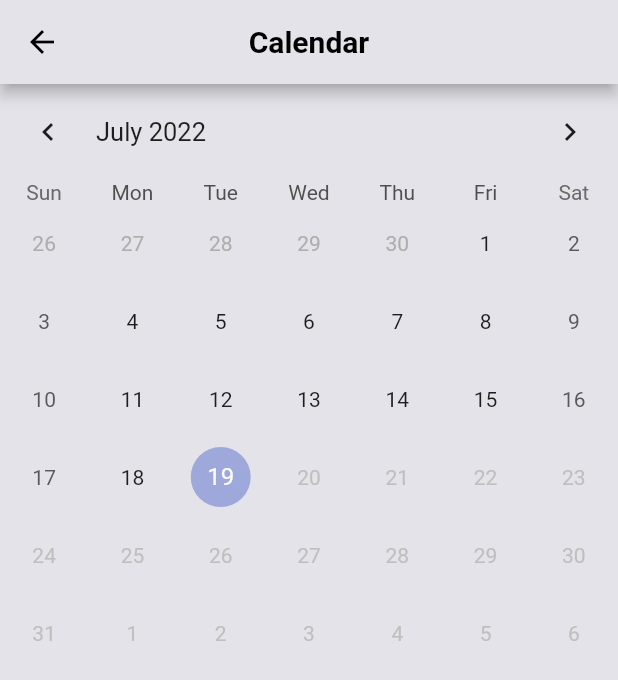
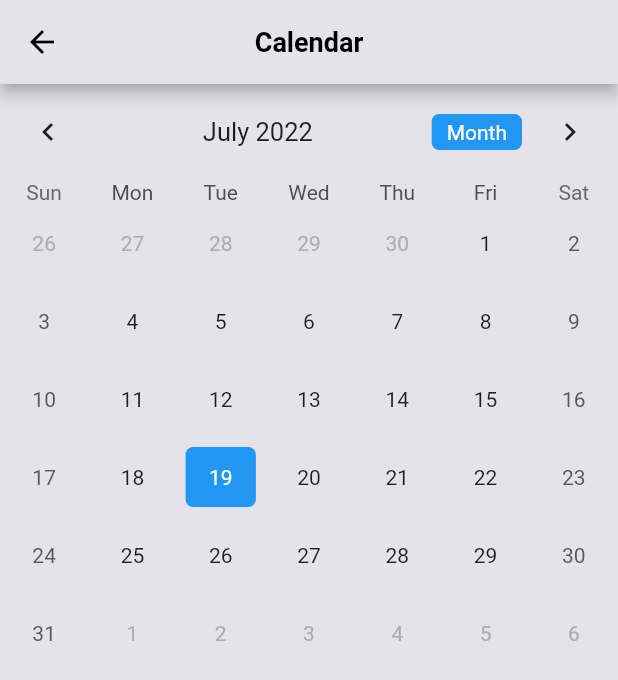
Before and after one commit to daadreyaa/rane-attendance-app, a Flutter app: the screen it shows after launch, after a tap on "Calendar", on a phone screen of 412 x 824 dp. Shown: the top 680 px of the screen. Run offline on Flutter 3.47's test engine with Material 2 defaults, Android fonts, the phone set to English and light mode, and no system bars; drawn by our look-alikes of table_calendar; our stand-ins replace auto_size_text, flutter_holo_date_picker, font_awesome_flutter, google_fonts, month_picker_dialog, percent_indicator and 1 more; missing offline and left inert: horizontal_center_date_picker; network calls fail.

Commit message:
calendar changes

```diff
--- /dev/null
+++ b/lib/components/events.dart
@@ -0,0 +1,7 @@
+import 'package:flutter/foundation.dart';
+class Event {
+  final String title;
+  Event({required this.title});
+
+  String toString() => this.title;
+}
--- a/lib/main.dart
+++ b/lib/main.dart
@@ -48,7 +48,7 @@ class MyApp extends StatelessWidget {
         DashBoardPage.id: (context) => const DashBoardPage(),
         ProfilePage.id: (context) => const ProfilePage(),
         OnDuty.id: (context) => const OnDuty(),
-        CalendarScreen.id: (context) => const CalendarScreen(),
+        Calendar.id: (context) =>  Calendar(),
         StatusScreen.id: (context) => const StatusScreen(),
       },
     );
--- a/lib/screens/calendar_screen.dart
+++ b/lib/screens/calendar_screen.dart
@@ -1,40 +1,127 @@
+
 import 'package:flutter/material.dart';
-import 'package:google_fonts/google_fonts.dart';
 import 'package:table_calendar/table_calendar.dart';
+import '../components/constants.dart';
+import '../components/events.dart';
 
-class CalendarScreen extends StatefulWidget {
-  const CalendarScreen({Key? key}) : super(key: key);
+class Calendar extends StatefulWidget {
+   static const String id = 'calendar_screen';
+  @override
+  _CalendarState createState() => _CalendarState();
+}
 
-  static const String id = 'calendar_screen';
+class _CalendarState extends State<Calendar> {
+  Map<DateTime, List<Event>> selectedEvents={DateTime(2022,7,20) : [Event(title: "hello")], DateTime(2022,8,20) : [Event(title: "hello")],};
+  CalendarFormat format = CalendarFormat.month;
+  DateTime selectedDay = DateTime.now();
+  DateTime focusedDay = DateTime.now();
+
+  TextEditingController _eventController = TextEditingController();
 
   @override
-  State<CalendarScreen> createState() => _CalendarScreenState();
-}
+  void initState() {
+    selectedEvents = {};
+    super.initState();
+  }
 
-class _CalendarScreenState extends State<CalendarScreen> {
-  DateTime now = DateTime.now();
+  List<Event> _getEventsfromDay(DateTime date) {
+    return selectedEvents[date] ?? [];
+  }
+
+  @override
+  void dispose() {
+    _eventController.dispose();
+    super.dispose();
+  }
 
   @override
   Widget build(BuildContext context) {
     return Scaffold(
+      backgroundColor: kBackgroundColor,
       appBar: AppBar(
         foregroundColor: Colors.black,
+        backgroundColor: kAppbarTextColor,
         title: Text(
-          'Calendar',
-          style: GoogleFonts.lexendDeca(
-            textStyle: const TextStyle(fontSize: 20.0, fontWeight: FontWeight.w700, color: Colors.black),
-          ),
+          "Calendar",
+          style: kHeadingText,
         ),
-        backgroundColor: const Color(0xffe4e3e9),
         centerTitle: true,
       ),
-      backgroundColor: const Color(0xffe4e3e9),
-      body: TableCalendar(
-        firstDay: DateTime(now.year, now.month - 12),
-        lastDay: now,
-        focusedDay: now,
-        availableCalendarFormats: const {CalendarFormat.month: 'Month'},
+      body: Column(
+        children: [
+          TableCalendar(
+            focusedDay: selectedDay,
+            firstDay: DateTime(1990),
+            lastDay: DateTime(2050),
+            calendarFormat: format,
+            onFormatChanged: (CalendarFormat _format) {
+              setState(() {
+                format = _format;
+              });
+            },
+            startingDayOfWeek: StartingDayOfWeek.sunday,
+            daysOfWeekVisible: true,
+
+            //Day Changed
+            onDaySelected: (DateTime selectDay, DateTime focusDay) {
+              setState(() {
+                selectedDay = selectDay;
+                focusedDay = focusDay;
+              });
+              print(focusedDay);
+            },
+            selectedDayPredicate: (DateTime date) {
+              return isSameDay(selectedDay, date);
+            },
+
+            eventLoader: _getEventsfromDay,
+
+            //To style the Calendar
+            calendarStyle: CalendarStyle(
+              isTodayHighlighted: true,
+              selectedDecoration: BoxDecoration(
+                color: Colors.blue,
+                shape: BoxShape.rectangle,
+                borderRadius: BorderRadius.circular(5.0),
+              ),
+              selectedTextStyle: TextStyle(color: Colors.white),
+              todayDecoration: BoxDecoration(
+                color: Colors.purpleAccent,
+                shape: BoxShape.rectangle,
+                borderRadius: BorderRadius.circular(5.0),
+              ),
+              defaultDecoration: BoxDecoration(
+                shape: BoxShape.rectangle,
+                borderRadius: BorderRadius.circular(5.0),
+              ),
+              weekendDecoration: BoxDecoration(
+                shape: BoxShape.rectangle,
+                borderRadius: BorderRadius.circular(5.0),
+              ),
+            ),
+            headerStyle: HeaderStyle(
+              formatButtonVisible: true,
+              titleCentered: true,
+              formatButtonShowsNext: false,
+              formatButtonDecoration: BoxDecoration(
+                color: Colors.blue,
+                borderRadius: BorderRadius.circular(5.0),
+              ),
+              formatButtonTextStyle: TextStyle(
+                color: Colors.white,
+              ),
+            ),
+          ),
+          ..._getEventsfromDay(selectedDay).map(
+            (Event event) => ListTile(
+              title: Text(
+                event.title,
+              ),
+            ),
+          ),
+        ],
       ),
+
     );
   }
 }
--- a/lib/screens/home_screen.dart
+++ b/lib/screens/home_screen.dart
@@ -109,7 +109,7 @@ class _HomeScreenState extends State<HomeScreen> {
                 SelectOptionContainer(
                   title: 'Calendar',
                   imageLocation: 'images/calendar.png',
-                  onTap: () => Navigator.pushNamed(context, CalendarScreen.id),
+                  onTap: () => Navigator.pushNamed(context, Calendar.id),
                 ),
                 SelectOptionContainer(
                   title: 'Attendance',
```
